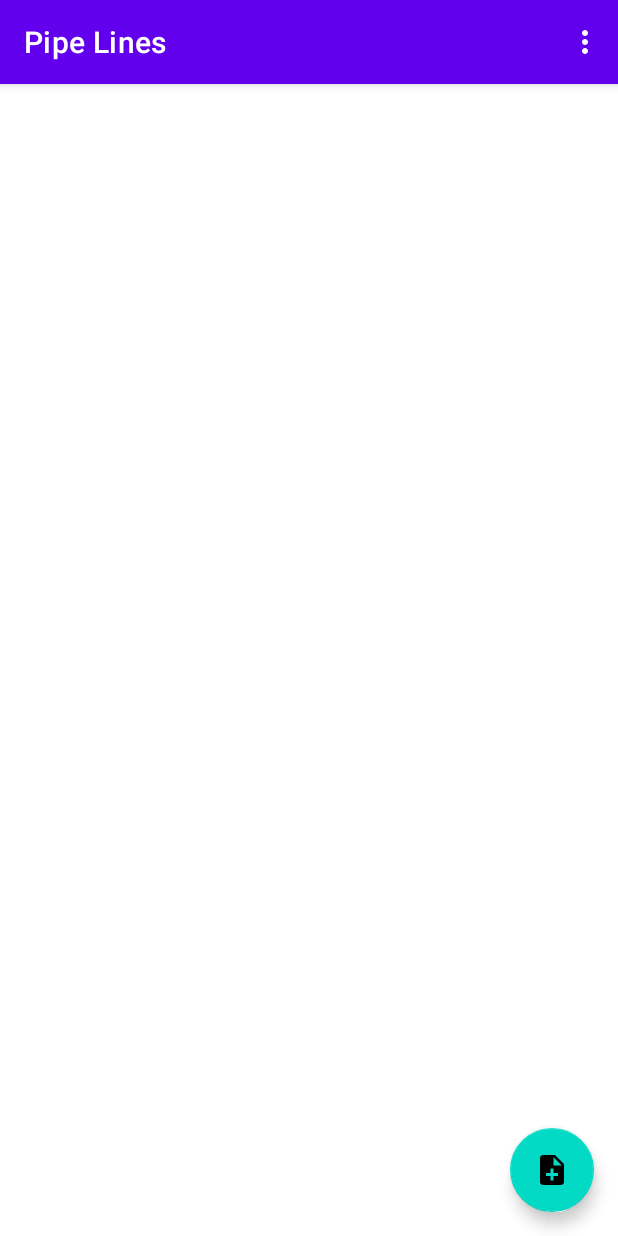
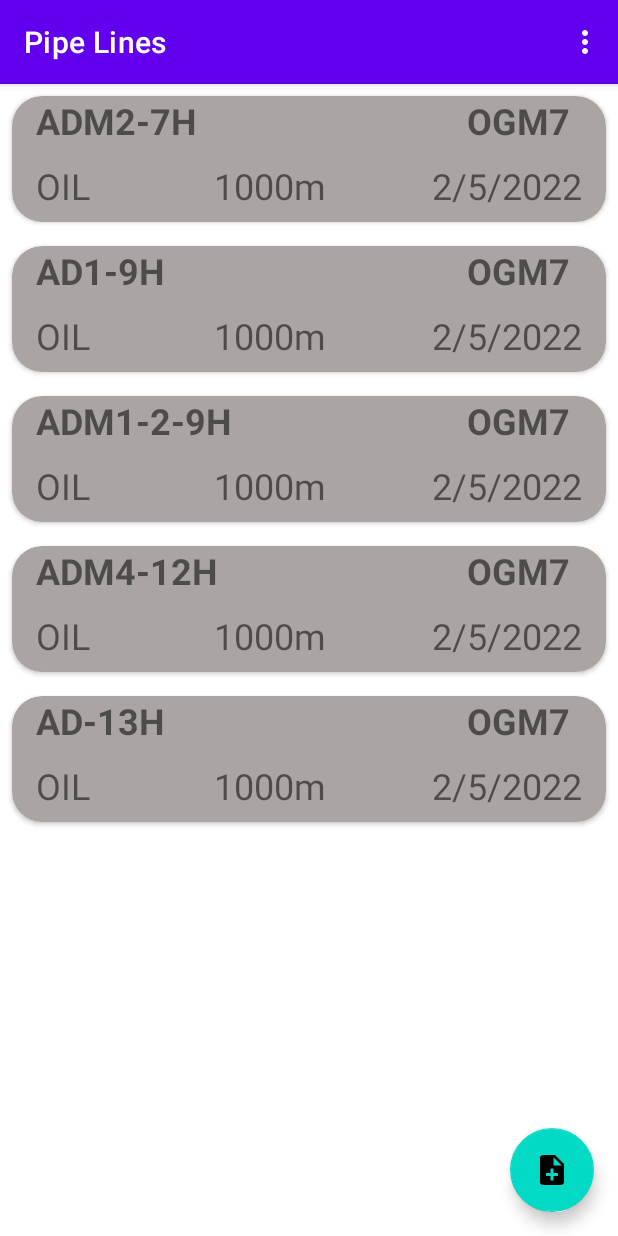
Before and after one commit to mostafa-n3ma/Pcm-helper1.0, an Android app: the screen it shows after launch (MainActivity), on a phone screen of 412 x 824 dp. Run offline under Robolectric (Android 15) with nearby library versions, the phone set to English and light mode, and no system bars; our stand-ins replace Room's generated code, data binding, navigation-ui.

Commit message:
feat:adding LinesAdapter.kt and test it on the line_recycler by creating a demo list of PipeLiens
enable data Binding in the gradle
fixe the LineDao and remove the suspend statement from the fun getAllLines()

```diff
--- a/app/build.gradle
+++ b/app/build.gradle
@@ -37,6 +37,7 @@ android {
 
     buildFeatures {
         viewBinding = true
+        dataBinding=true
     }
 }
 
--- a/app/src/main/java/com/mostafan3ma/android/pcm_helper10/Lines/LinesAdapter.kt
+++ b/app/src/main/java/com/mostafan3ma/android/pcm_helper10/Lines/LinesAdapter.kt
@@ -1,4 +1,58 @@
 package com.mostafan3ma.android.pcm_helper10.Lines
 
-class LinesAdapter {
+import android.view.LayoutInflater
+import android.view.ViewGroup
+import androidx.recyclerview.widget.DiffUtil
+import androidx.recyclerview.widget.ListAdapter
+import androidx.recyclerview.widget.RecyclerView
+import com.mostafan3ma.android.pcm_helper10.data.source.PipeLine
+import com.mostafan3ma.android.pcm_helper10.databinding.LineItemBinding
+
+class LinesAdapter(private val clickListener:LineListener)
+    :ListAdapter<PipeLine,LineViewHolder>(LineDiffCallBack()) {
+    override fun onCreateViewHolder(parent: ViewGroup, viewType: Int): LineViewHolder {
+        return LineViewHolder.from(parent)
+    }
+
+    override fun onBindViewHolder(holder: LineViewHolder, position: Int) {
+        val lineItem=getItem(position)
+        holder.itemView.setOnClickListener {
+            clickListener.onClick(lineItem)
+        }
+        holder.bind(lineItem)
+    }
+
 }
+
+
+
+class LineViewHolder(private val binding:LineItemBinding):RecyclerView.ViewHolder(binding.root){
+    fun bind(item:PipeLine){
+        binding.pipeLine=item
+        binding.executePendingBindings()
+    }
+    companion object{
+        fun from(parent: ViewGroup):LineViewHolder{
+            val layoutInflater=LayoutInflater.from(parent.context)
+            val binding=LineItemBinding.inflate(layoutInflater,parent,false)
+            return LineViewHolder(binding)
+        }
+    }
+}
+
+
+
+
+class LineDiffCallBack : DiffUtil.ItemCallback<PipeLine>() {
+    override fun areItemsTheSame(oldItem: PipeLine, newItem: PipeLine): Boolean {
+        return oldItem.id == newItem.id
+    }
+
+    override fun areContentsTheSame(oldItem: PipeLine, newItem: PipeLine): Boolean {
+        return oldItem == newItem
+    }
+}
+
+class LineListener(val clickListener: (line: PipeLine) -> Unit) {
+    fun onClick(line: PipeLine) = clickListener(line)
+}
--- a/app/src/main/java/com/mostafan3ma/android/pcm_helper10/Lines/MainLinesFragment.kt
+++ b/app/src/main/java/com/mostafan3ma/android/pcm_helper10/Lines/MainLinesFragment.kt
@@ -5,26 +5,37 @@ import androidx.fragment.app.Fragment
 import android.view.LayoutInflater
 import android.view.View
 import android.view.ViewGroup
+import android.widget.Toast
 import androidx.navigation.fragment.findNavController
 import com.mostafan3ma.android.pcm_helper10.R
+import com.mostafan3ma.android.pcm_helper10.data.source.DamagePoint
+import com.mostafan3ma.android.pcm_helper10.data.source.PipeLine
 import com.mostafan3ma.android.pcm_helper10.databinding.FragmentLinesMainBinding
 
 class MainLinesFragment : Fragment() {
 
-    private var _binding: FragmentLinesMainBinding? = null
-
-    private val binding get() = _binding!!
-
+    private lateinit var linAdapter:LinesAdapter
     override fun onCreateView(
         inflater: LayoutInflater, container: ViewGroup?,
         savedInstanceState: Bundle?
     ): View? {
 
-        _binding = FragmentLinesMainBinding.inflate(inflater, container, false)
+        val binding = FragmentLinesMainBinding.inflate(inflater)
+        binding.lifecycleOwner=this
 
+        val list= listOf(
+            PipeLine(1,"ADM2-7H","OGM7","1000m","OIL","900mA","500mA","568724","3593445","2/5/2022", mutableListOf(DamagePoint("45","1.3","500mA","400mA","568774","3592225"))),
+            PipeLine(1,"AD1-9H","OGM7","1000m","OIL","900mA","500mA","568724","3593445","2/5/2022", mutableListOf(DamagePoint("45","1.3","500mA","400mA","568774","3592225"))),
+            PipeLine(1,"ADM1-2-9H","OGM7","1000m","OIL","900mA","500mA","568724","3593445","2/5/2022", mutableListOf(DamagePoint("45","1.3","500mA","400mA","568774","3592225"))),
+            PipeLine(1,"ADM4-12H","OGM7","1000m","OIL","900mA","500mA","568724","3593445","2/5/2022", mutableListOf(DamagePoint("45","1.3","500mA","400mA","568774","3592225"))),
+            PipeLine(1,"AD-13H","OGM7","1000m","OIL","900mA","500mA","568724","3593445","2/5/2022", mutableListOf(DamagePoint("45","1.3","500mA","400mA","568774","3592225")))
+        )
+        linAdapter=LinesAdapter(LineListener {
+            Toast.makeText(this.context,"clicking on  : ${it.name}",Toast.LENGTH_SHORT).show()
+        })
+        linAdapter.submitList(list)
 
-
-
+        binding.lineRecycler.adapter=linAdapter
 
 
         return binding.root
@@ -36,8 +47,4 @@ class MainLinesFragment : Fragment() {
 
     }
 
-    override fun onDestroyView() {
-        super.onDestroyView()
-        _binding = null
-    }
 }
--- a/app/src/main/java/com/mostafan3ma/android/pcm_helper10/data/source/LineDao.kt
+++ b/app/src/main/java/com/mostafan3ma/android/pcm_helper10/data/source/LineDao.kt
@@ -13,7 +13,7 @@ interface LineDao {
     suspend fun updateLine(line: PipeLine)
 
     @Query("select * FROM table_Lines")
-    suspend fun getAllLines():LiveData<List<PipeLine>>
+     fun getAllLines():LiveData<List<PipeLine>>
 
 
     @Query("DELETE FROM table_Lines")
--- a/app/src/main/res/layout/fragment_lines_main.xml
+++ b/app/src/main/res/layout/fragment_lines_main.xml
@@ -1,8 +1,13 @@
 <?xml version="1.0" encoding="utf-8"?>
+<layout xmlns:android="http://schemas.android.com/apk/res/android"
+    xmlns:app="http://schemas.android.com/apk/res-auto"
+    xmlns:tools="http://schemas.android.com/tools">
+
+    <data>
+
+    </data>
+
     <androidx.coordinatorlayout.widget.CoordinatorLayout
-    xmlns:android="http://schemas.android.com/apk/res/android"
-    xmlns:app="http://schemas.android.com/apk/res-auto"
-    xmlns:tools="http://schemas.android.com/tools"
         android:layout_width="match_parent"
         android:layout_height="match_parent"
         tools:context=".Lines.MainLinesFragment">
@@ -13,8 +18,8 @@
             android:layout_height="match_parent"
             tools:itemCount="10"
             tools:listitem="@layout/line_item"
+            app:layoutManager="androidx.recyclerview.widget.LinearLayoutManager"
             />
-
 
 
         <com.google.android.material.floatingactionbutton.FloatingActionButton
@@ -24,7 +29,9 @@
             android:layout_gravity="bottom|end"
             android:layout_marginEnd="@dimen/fab_margin"
             android:layout_marginBottom="@dimen/fab_margin"
-        app:srcCompat="@drawable/ic_add_line" />
+            app:srcCompat="@drawable/ic_add_line"
+            android:contentDescription="@string/add_new_pipe_line_button" />
 
 
     </androidx.coordinatorlayout.widget.CoordinatorLayout>
+</layout>
--- a/app/src/main/res/layout/line_item.xml
+++ b/app/src/main/res/layout/line_item.xml
@@ -1,7 +1,17 @@
 <?xml version="1.0" encoding="utf-8"?>
-<androidx.constraintlayout.widget.ConstraintLayout xmlns:android="http://schemas.android.com/apk/res/android"
+<layout
+    xmlns:android="http://schemas.android.com/apk/res/android"
     xmlns:app="http://schemas.android.com/apk/res-auto"
-    xmlns:tools="http://schemas.android.com/tools"
+    xmlns:tools="http://schemas.android.com/tools">
+
+    <data>
+        <variable
+            name="pipeLine"
+            type="com.mostafan3ma.android.pcm_helper10.data.source.PipeLine" />
+    </data>
+
+
+    <androidx.constraintlayout.widget.ConstraintLayout
         android:layout_width="match_parent"
         android:layout_height="100dp">
 
@@ -24,6 +34,7 @@
                     android:layout_marginStart="16dp"
                     android:textSize="@dimen/text_normal_size"
                     android:textStyle="bold"
+                    android:text="@{pipeLine.name}"
                     app:layout_constraintEnd_toEndOf="parent"
                     app:layout_constraintHorizontal_bias="0.0"
                     app:layout_constraintStart_toStartOf="parent"
@@ -37,6 +48,7 @@
                     android:layout_marginEnd="24dp"
                     android:textSize="@dimen/text_normal_size"
                     android:textStyle="bold"
+                    android:text="@{pipeLine.ogm}"
                     app:layout_constraintBaseline_toBaselineOf="@+id/line_neme"
                     app:layout_constraintEnd_toEndOf="parent"
                     app:layout_constraintHorizontal_bias="1.0"
@@ -49,6 +61,7 @@
                     android:layout_height="wrap_content"
                     android:layout_marginLeft="16dp"
                     android:layout_marginBottom="8dp"
+                    android:text="@{pipeLine.type}"
                     android:textSize="@dimen/text_normal_size"
                     app:layout_constraintBottom_toBottomOf="parent"
                     app:layout_constraintStart_toStartOf="parent"
@@ -63,6 +76,7 @@
                     app:layout_constraintBaseline_toBaselineOf="@+id/line_type"
                     app:layout_constraintEnd_toEndOf="parent"
                     app:layout_constraintHorizontal_bias="0.42"
+                    android:text="@{pipeLine.length}"
                     app:layout_constraintStart_toStartOf="parent"
                     tools:text="1000m" />
 
@@ -74,6 +88,7 @@
                     android:textSize="@dimen/text_normal_size"
                     app:layout_constraintBaseline_toBaselineOf="@+id/line_length"
                     app:layout_constraintEnd_toEndOf="parent"
+                    android:text="@{pipeLine.work_date}"
                     tools:text="25/3/2022" />
 
             </androidx.constraintlayout.widget.ConstraintLayout>
@@ -82,3 +97,6 @@
         </androidx.cardview.widget.CardView>
 
     </androidx.constraintlayout.widget.ConstraintLayout>
+
+
+</layout>
--- a/app/src/main/res/values/strings.xml
+++ b/app/src/main/res/values/strings.xml
@@ -9,4 +9,5 @@
 
     <string name="hello_first_fragment">Hello first fragment</string>
     <string name="hello_second_fragment">Hello second fragment. Arg: %1$s</string>
+    <string name="add_new_pipe_line_button">add new Pipe Line Button</string>
 </resources>
```
Also changed, not shown: app/src/main/java/com/mostafan3ma/android/pcm_helper10/data/source/Repository.kt (+0 -13 lines). Lines whose indentation alone changed are shown as unchanged.
